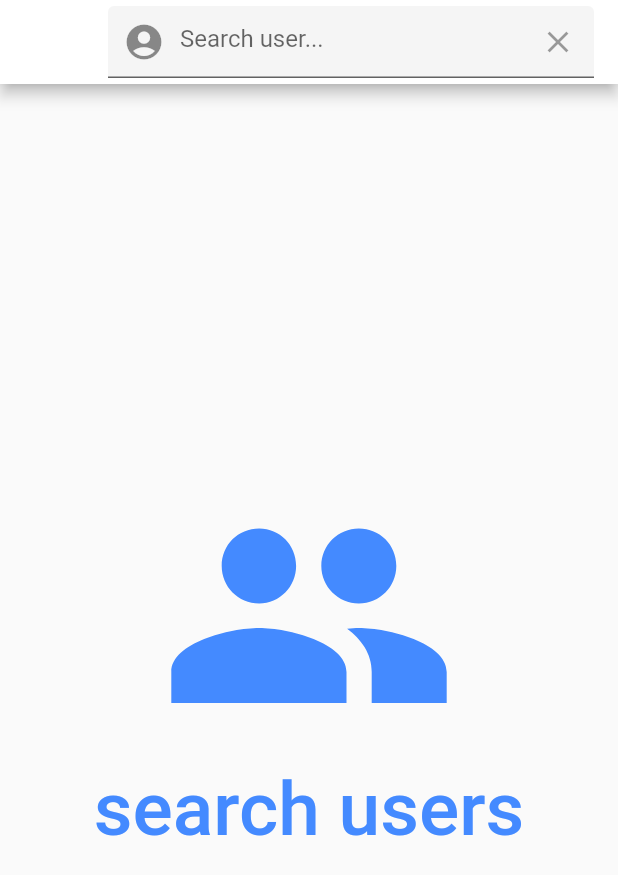
After one commit to KWAPPS/AppLab, a Flutter app: the Search screen opened by its route, on a phone screen of 412 x 824 dp. The commit adds this screen. Shown: the top 875 px of the screen. Run offline on Flutter 3.47's test engine with Material 2 defaults, Android fonts, the phone set to English and light mode, and no system bars; our stand-ins replace cloud_firestore, firebase_auth, firebase_core, firebase_storage, font_awesome_flutter, image_picker and 2 more; missing offline and left inert: popup_box; accounts and stored records are empty.

Commit message:
search page added

```diff
--- /dev/null
+++ b/lib/screens/in_app/search_page.dart
@@ -0,0 +1,144 @@
+import 'package:cached_network_image/cached_network_image.dart';
+import 'package:flutter/material.dart';
+import 'package:cloud_firestore/cloud_firestore.dart';
+import 'package:connect_app/custom_widgets/progress.dart';
+import 'package:connect_app/utilities/users.dart';
+
+final usersRef = FirebaseFirestore.instance.collection('userData');
+
+class Search extends StatefulWidget {
+  @override
+  _SearchState createState() => _SearchState();
+}
+
+class _SearchState extends State<Search> {
+  TextEditingController searchController = TextEditingController();
+  Future<QuerySnapshot> searchResultsFuture;
+
+  handleSearch(String query) {
+    Future<QuerySnapshot> users = FirebaseFirestore.instance
+        .collection('userData')
+        .where('firstName', isGreaterThanOrEqualTo: query)
+        .get();
+    setState(() {
+      searchResultsFuture = users;
+    });
+  }
+
+
+
+  clearSearch() {
+    searchController.clear();
+  }
+
+  AppBar buildSearchField() {
+    return AppBar(
+      backgroundColor: Colors.white,
+      title: TextFormField(
+        controller: searchController,
+        decoration: InputDecoration(
+          hintText: 'Search user...',
+          filled: true,
+          prefixIcon: Icon(
+            Icons.account_circle,
+            size: 28.0,
+          ),
+          suffixIcon: IconButton(
+            icon: Icon(Icons.clear),
+            onPressed: clearSearch(),
+          ),
+        ),
+        onFieldSubmitted: handleSearch,
+      ),
+    );
+  }
+
+  Container buildNoContent() {
+    return Container(
+      child: Center(
+        child: ListView(
+          shrinkWrap: true,
+          children: [
+            Icon(
+              Icons.group,
+              color: Colors.blueAccent,
+              size: 200.0,
+            ),
+            Text(
+              'search users',
+              textAlign: TextAlign.center,
+              style: TextStyle(
+                  color: Colors.blueAccent,
+                  fontSize: 50.0,
+                  fontWeight: FontWeight.w500),
+            ),
+          ],
+        ),
+      ),
+    );
+  }
+
+  buildSearchResults() {
+    return FutureBuilder(
+        future: searchResultsFuture,
+        builder: (context, snapshot) {
+          if (!snapshot.hasData) {
+            return circularProgress();
+          }
+          List<UserResult> searchResults = [];
+          snapshot.data.documents.forEach((doc) {
+            User user = User.fromDocuments(doc);
+            UserResult searchResult = UserResult(user);
+            searchResults.add(searchResult);
+          });
+          return ListView(
+            children: searchResults,
+          );
+        });
+  }
+
+  @override
+  Widget build(BuildContext context) {
+    return Scaffold(
+      appBar: buildSearchField(),
+      body:
+          searchResultsFuture == null ? buildNoContent() : buildSearchResults(),
+    );
+  }
+}
+
+class UserResult extends StatelessWidget {
+  final User user;
+
+  UserResult(this.user);
+
+  @override
+  Widget build(BuildContext context) {
+    return Container(
+      color: Colors.lightBlueAccent,
+      child: Column(
+        children: [
+          GestureDetector(
+            onTap: () => print('tapped'),
+          child:
+          ListTile(
+            leading: CircleAvatar(
+              backgroundImage: CachedNetworkImageProvider(user.profileImageURL),
+              backgroundColor: Colors.grey,
+            ),
+            title: Text(
+              user.firstName,
+              style:
+                  TextStyle(color: Colors.white, fontWeight: FontWeight.bold),
+            ),
+            subtitle: Text(
+              user.description,
+              style: TextStyle(color: Colors.white),
+            ),
+          ),),
+          Divider(height: 2.0,color: Colors.white54,)
+        ],
+      ),
+    );
+  }
+}
--- a/lib/screens/timeline.dart
+++ b/lib/screens/timeline.dart
@@ -1,6 +1,6 @@
 import 'package:flutter/material.dart';
 import 'package:connect_app/screens/in_app/home_screen.dart';
-import 'package:connect_app/screens/in_app/search_screen.dart';
+import 'package:connect_app/screens/in_app/search_page.dart';
 import 'package:connect_app/screens/in_app/profile_screen.dart';
 import 'package:connect_app/screens/in_app/upload_screen.dart';
 import 'package:flutter/cupertino.dart';
@@ -42,7 +42,7 @@ class _TimelineState extends State<Timeline> {
       body: PageView(
         children: [
           HomeScreen(),
-          SearchScreen(),
+          Search(),
           UploadScreen(),
           ProfileScreen(),
         ],
--- /dev/null
+++ b/lib/utilities/users.dart
@@ -0,0 +1,25 @@
+import 'package:cloud_firestore/cloud_firestore.dart';
+
+class User {
+  final String firstName;
+  final String lastName;
+  final String occupation;
+  final String description;
+  final String profileImageURL;
+
+  User(
+      {this.firstName,
+      this.lastName,
+      this.description,
+      this.occupation,
+      this.profileImageURL});
+
+  factory User.fromDocuments(DocumentSnapshot doc,) {
+    return User(
+        firstName: doc.data()['firstName'],
+        lastName: doc.data()['LastName'],
+        occupation: doc.data()['occupation'],
+        description: doc.data()['description'],
+        profileImageURL: doc.data()['profileImageURL']);
+  }
+}
--- a/pubspec.yaml
+++ b/pubspec.yaml
@@ -23,6 +23,7 @@ dependencies:
   image_picker: ^0.6.7+11
   modal_progress_hud: ^0.1.3
   popup_box: ^0.1.0
+  cached_network_image: ^2.3.3
 
 dev_dependencies:
   flutter_test:
@@ -33,8 +34,8 @@ flutter:
 
   uses-material-design: true
 
-  assets:
-    - images/
+#  assets:
+#    - images/
 
 
   fonts:
```
Also changed, not shown: lib/custom_widgets/progress.dart (added, +19 -0 lines), lib/main.dart (+20 -17 lines), pubspec.lock.
